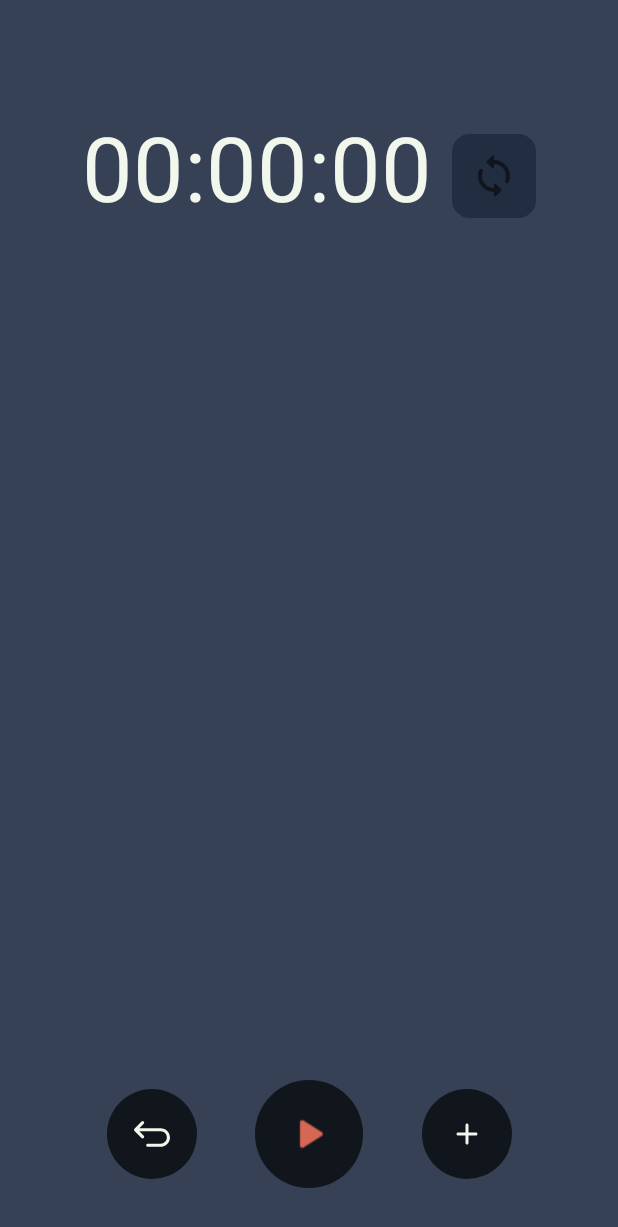
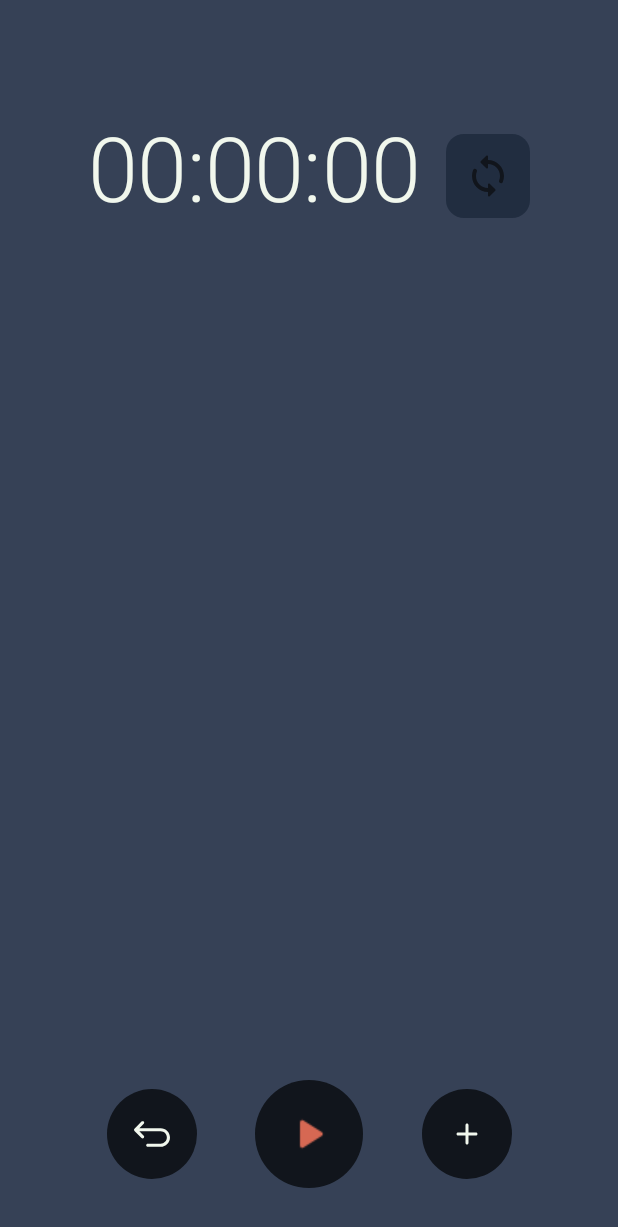
Before and after one commit to UnayShah/CountdownTimer, an Android app: the TimerActivity screen opened directly, with no data from a screen before it, after a tap on "Return", on a phone screen of 412 x 824 dp. Shown: the top 1227 px of the screen. Run offline under Robolectric (Android 15) with nearby library versions, the phone set to English and light mode, and no system bars; our stand-ins replace AdMob; 1 statement that could not run was skipped.

Commit message:
Rollback countdowntimer code. Fixed number picker colour. Added Material Text

```diff
--- a/app/src/main/java/com/example/countdownTimer/RecyclerAdapter.java
+++ b/app/src/main/java/com/example/countdownTimer/RecyclerAdapter.java
@@ -62,8 +62,9 @@ public class RecyclerAdapter extends RecyclerView.Adapter<RecyclerAdapter.ListIt
     public int getItemCount() {
         DataHolder.getInstance().setDisableButtonClick(false);
         try {
-            if (!DataHolder.getInstance().getStackNavigation().empty())
+            if (!DataHolder.getInstance().getStackNavigation().empty() && activity.findViewById(R.id.timer_name) != null) {
                 ((TextView) activity.findViewById(R.id.timer_name)).setText(DataHolder.getInstance().getStackNavigation().peek());
+            }
         } catch (Exception e) {
             e.printStackTrace();
         }
--- a/app/src/main/java/com/example/countdownTimer/TimerActivity.java
+++ b/app/src/main/java/com/example/countdownTimer/TimerActivity.java
@@ -114,7 +114,7 @@ public class TimerActivity extends AppCompatActivity implements View.OnClickList
         if (!DataHolder.getInstance().getDisableButtonClick()) {
             DataHolder.getInstance().setDisableButtonClick(true);
             if (view.getId() == addTimerButton.getId()) addTimer();
-            else if (view.getId() == startPauseTimerButton.getId())
+            else if (view.getId() == startPauseTimerButton.getId() && DataHolder.getInstance().getListTimerGroup().size() > 0)
                 startPauseTimer();
             else if (view.getId() == stopTimerButton.getId()) stopTimer();
             else if (view.getId() == returnButton.getId()) returnButton();
--- a/app/src/main/java/com/example/countdownTimer/fragmentsInflater/loopSwitchFragmentInflater.java
+++ b/app/src/main/java/com/example/countdownTimer/fragmentsInflater/loopSwitchFragmentInflater.java
@@ -5,7 +5,6 @@ import android.view.LayoutInflater;
 import android.view.View;
 import android.view.ViewGroup;
 import android.widget.ImageButton;
-import android.widget.Toast;
 
 import androidx.annotation.NonNull;
 import androidx.annotation.Nullable;
@@ -13,7 +12,6 @@ import androidx.appcompat.content.res.AppCompatResources;
 import androidx.fragment.app.Fragment;
 
 import com.example.countdownTimer.R;
-import com.example.countdownTimer.common.ConstantsClass;
 import com.example.countdownTimer.model.DataHolder;
 
 public class loopSwitchFragmentInflater extends Fragment implements View.OnClickListener {
@@ -42,6 +40,6 @@ public class loopSwitchFragmentInflater extends Fragment implements View.OnClick
     public void onClick(View v) {
         DataHolder.getInstance().getAllTimerGroups().get(DataHolder.getInstance().getMapTimerGroups().get(DataHolder.getInstance().getStackNavigation().peek())).setLooped(!DataHolder.getInstance().getAllTimerGroups().get(DataHolder.getInstance().getMapTimerGroups().get(DataHolder.getInstance().getStackNavigation().peek())).getLooped());
         loopButton.setImageDrawable(DataHolder.getInstance().getAllTimerGroups().get(DataHolder.getInstance().getMapTimerGroups().get(DataHolder.getInstance().getStackNavigation().peek())).getLooped() ? AppCompatResources.getDrawable(getContext(), R.drawable.ic_round_loop_accent) : AppCompatResources.getDrawable(getContext(), R.drawable.ic_round_loop));
-        Toast.makeText(getContext(), DataHolder.getInstance().getAllTimerGroups().get(DataHolder.getInstance().getMapTimerGroups().get(DataHolder.getInstance().getStackNavigation().peek())).getLooped() ? ConstantsClass.LOOPED_COUNTDOWN_TOAST : ConstantsClass.UNLOOPED_COUNTDOWN_TOAST, Toast.LENGTH_SHORT).show();
+//        Toast.makeText(getContext(), DataHolder.getInstance().getAllTimerGroups().get(DataHolder.getInstance().getMapTimerGroups().get(DataHolder.getInstance().getStackNavigation().peek())).getLooped() ? ConstantsClass.LOOPED_COUNTDOWN_TOAST : ConstantsClass.UNLOOPED_COUNTDOWN_TOAST, Toast.LENGTH_SHORT).show();
     }
 }
--- a/app/src/main/res/layout/add_new_timer_group.xml
+++ b/app/src/main/res/layout/add_new_timer_group.xml
@@ -14,10 +14,10 @@
         android:src="@drawable/ic_round_add" />
 
     <TextView
+        style="@style/TextAppearance.MaterialComponents.Body1"
         android:layout_width="wrap_content"
         android:layout_height="match_parent"
         android:text="@string/new_timer_group"
         android:textAlignment="gravity"
-        android:textColor="@color/text"
-        android:textSize="@dimen/button_text" />
+        android:textColor="@color/text" />
 </LinearLayout>
--- a/app/src/main/res/layout/add_timer.xml
+++ b/app/src/main/res/layout/add_timer.xml
@@ -20,6 +20,7 @@
 
     <TextView
         android:id="@+id/timer_textViewList"
+        style="@style/TextAppearance.MaterialComponents.Body1"
         android:layout_width="0dp"
         android:layout_height="match_parent"
         android:layout_weight="1"
@@ -31,7 +32,7 @@
         android:text="@string/timer_zero"
         android:textAlignment="gravity"
         android:textColor="@color/text"
-        android:textSize="@dimen/timer_list_text" />
+        android:textStyle="normal" />
 
     <ImageButton
         android:id="@+id/edit_timer"
--- a/app/src/main/res/layout/timer_layout_recycler.xml
+++ b/app/src/main/res/layout/timer_layout_recycler.xml
@@ -28,13 +28,13 @@
 
         <TextView
             android:id="@+id/timer_name"
+            style="@style/TextAppearance.MaterialComponents.Headline5"
             android:layout_width="match_parent"
             android:layout_height="wrap_content"
             android:paddingLeft="@dimen/padding_small"
             android:paddingRight="@dimen/padding_small"
             android:paddingBottom="@dimen/padding_vvsmall"
             android:textColor="@color/text"
-            android:textSize="@dimen/padding_medium"
             android:transitionName="timer_name_transition"
             app:layout_constraintBottom_toTopOf="@id/timer_textView"
             app:layout_constraintLeft_toLeftOf="parent"
@@ -43,14 +43,13 @@
 
         <TextView
             android:id="@+id/timer_textView"
+            style="@style/TextAppearance.MaterialComponents.Headline2"
             android:layout_width="wrap_content"
             android:layout_height="wrap_content"
-            android:autoSizeTextType="uniform"
             android:gravity="center"
             android:paddingBottom="@dimen/padding_small"
             android:text="@string/timer_zero"
             android:textColor="@color/text"
-            android:textSize="@dimen/timer_display_text"
             app:layout_constraintBottom_toBottomOf="parent"
             app:layout_constraintLeft_toLeftOf="parent"
             app:layout_constraintRight_toLeftOf="@id/loop_fragment"
--- a/app/src/main/res/values/styles.xml
+++ b/app/src/main/res/values/styles.xml
@@ -18,10 +18,10 @@
 
     <style name="AppTheme.PopupOverlay" parent="ThemeOverlay.AppCompat.Light" />
 
-    <style name="AppTheme.PopupNumberPicker" parent="ThemeOverlay.AppCompat">
+    <style name="AppTheme.PopupNumberPicker">
         <item name="android:background">@drawable/number_picker_design</item>
-        <item name="android:textColor">@color/text</item>
-        <item name="color">@color/text</item>
+        <item name="android:textColorPrimary">@color/text</item>
+        <item name="android:colorControlNormal">@color/text</item>
         <item name="android:layout_marginLeft">@dimen/padding_vvsmall</item>
         <item name="android:layout_marginRight">@dimen/padding_vvsmall</item>
     </style>
```
Also changed, not shown: app/src/main/java/com/example/countdownTimer/countdowntimer/CountdownTimer.java (+16 -11 lines), app/src/main/java/com/example/countdownTimer/model/ThemedNumberPicker.java (added, +18 -0 lines), app/src/main/java/com/example/countdownTimer/popupactivity/TimePickerPopup.java (+16 -8 lines), app/src/main/res/layout/timer_picker_popup.xml (+11 -8 lines).
